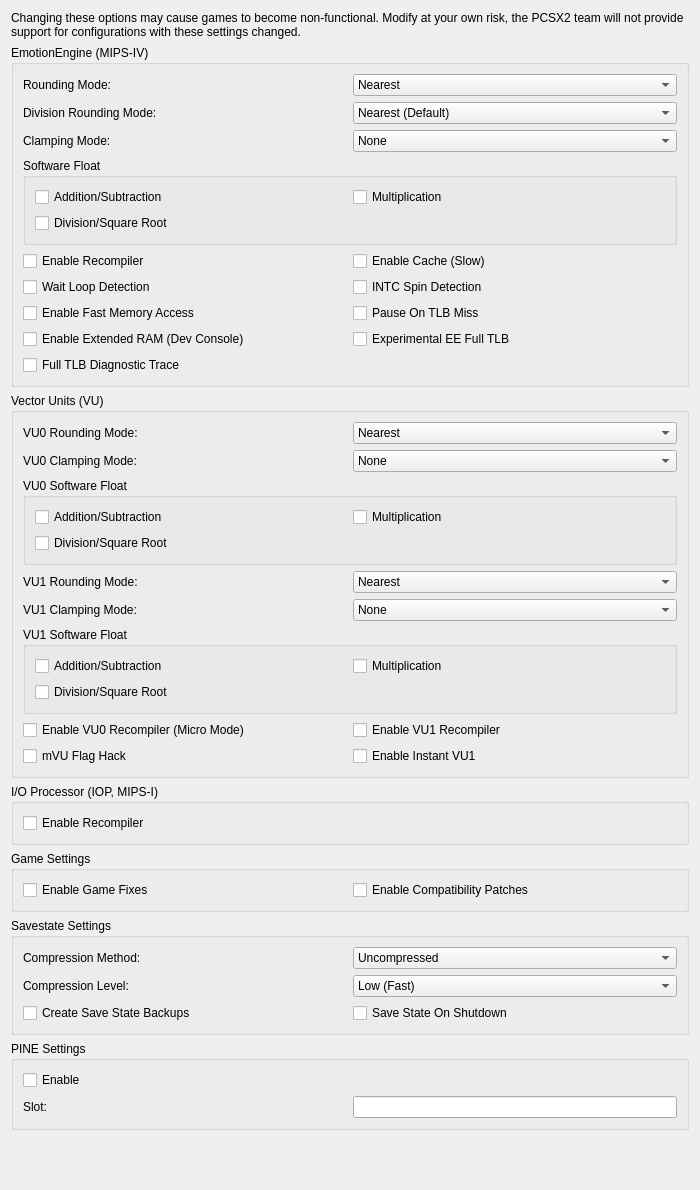
This is pcsx2-qt/Settings/AdvancedSettingsWidget.ui in maekawa-mugi/pcsx2-basement as Qt 5 draws it before an edit. The edited form follows.
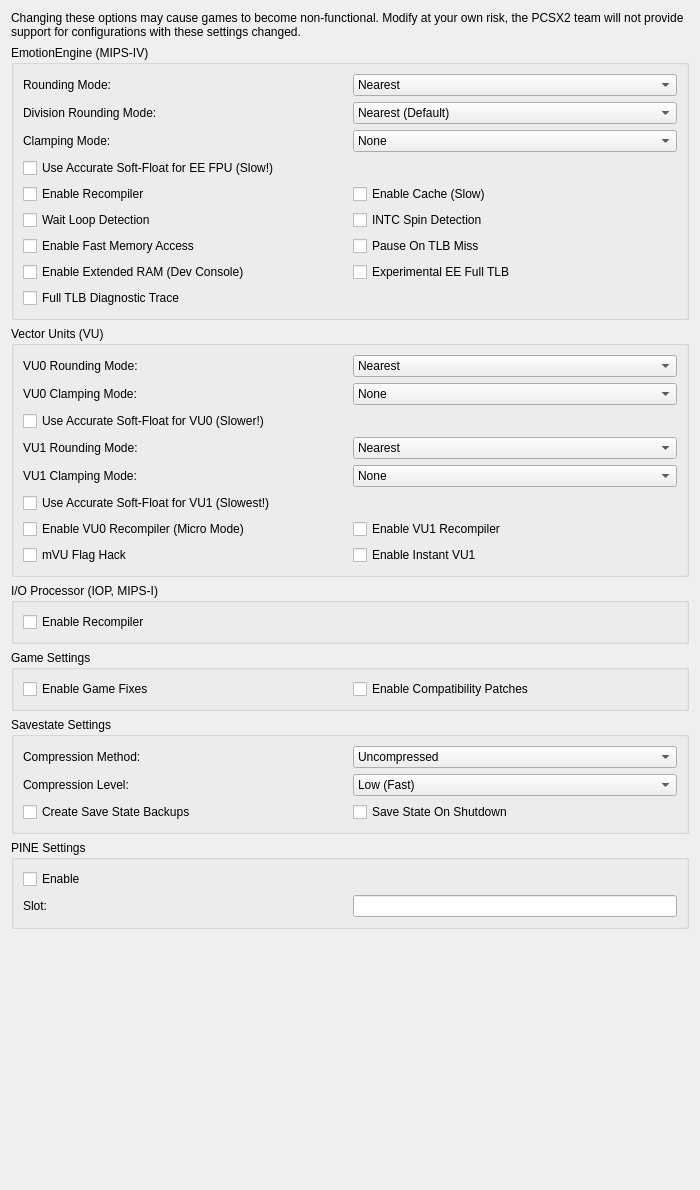
This is the edited form.

Commit message: SoftFloat: add exact recompilers and port flag fixes

```diff
--- a/pcsx2-qt/Settings/AdvancedSettingsWidget.ui
+++ b/pcsx2-qt/Settings/AdvancedSettingsWidget.ui
@@ -197,33 +197,10 @@
        </layout>
       </item>
       <item row="3" column="0" colspan="2">
-       <widget class="QGroupBox" name="eeSoftFloat">
-        <property name="title">
-         <string>Software Float</string>
+       <widget class="QCheckBox" name="eeSoftFloat">
+        <property name="text">
+         <string>Use Accurate Soft-Float for EE FPU (Slow!)</string>
         </property>
-        <layout class="QGridLayout" name="gridLayout_4">
-         <item row="0" column="1">
-          <widget class="QCheckBox" name="eeSoftMul">
-           <property name="text">
-            <string>Multiplication</string>
-           </property>
-          </widget>
-         </item>
-         <item row="0" column="0">
-          <widget class="QCheckBox" name="eeSoftAddSub">
-           <property name="text">
-            <string>Addition/Subtraction</string>
-           </property>
-          </widget>
-         </item>
-         <item row="1" column="0">
-          <widget class="QCheckBox" name="eeSoftDivSqrt">
-           <property name="text">
-            <string>Division/Square Root</string>
-           </property>
-          </widget>
-         </item>
-        </layout>
        </widget>
       </item>
      </layout>
@@ -270,63 +247,17 @@
        </widget>
       </item>
       <item row="5" column="0" colspan="2">
-       <widget class="QGroupBox" name="vu1SoftFloat">
-        <property name="title">
-         <string>VU1 Software Float</string>
+       <widget class="QCheckBox" name="vu1SoftFloat">
+        <property name="text">
+         <string>Use Accurate Soft-Float for VU1 (Slowest!)</string>
         </property>
-        <layout class="QGridLayout" name="gridLayout_8">
-         <item row="0" column="1">
-          <widget class="QCheckBox" name="vu1SoftMul">
-           <property name="text">
-            <string>Multiplication</string>
-           </property>
-          </widget>
-         </item>
-         <item row="0" column="0">
-          <widget class="QCheckBox" name="vu1SoftAddSub">
-           <property name="text">
-            <string>Addition/Subtraction</string>
-           </property>
-          </widget>
-         </item>
-         <item row="1" column="0">
-          <widget class="QCheckBox" name="vu1SoftDivSqrt">
-           <property name="text">
-            <string>Division/Square Root</string>
-           </property>
-          </widget>
-         </item>
-        </layout>
        </widget>
       </item>
       <item row="2" column="0" colspan="2">
-       <widget class="QGroupBox" name="vu0SoftFloat">
-        <property name="title">
-         <string>VU0 Software Float</string>
+       <widget class="QCheckBox" name="vu0SoftFloat">
+        <property name="text">
+         <string>Use Accurate Soft-Float for VU0 (Slower!)</string>
         </property>
-        <layout class="QGridLayout" name="gridLayout_6">
-         <item row="0" column="1">
-          <widget class="QCheckBox" name="vu0SoftMul">
-           <property name="text">
-            <string>Multiplication</string>
-           </property>
-          </widget>
-         </item>
-         <item row="0" column="0">
-          <widget class="QCheckBox" name="vu0SoftAddSub">
-           <property name="text">
-            <string>Addition/Subtraction</string>
-           </property>
-          </widget>
-         </item>
-         <item row="1" column="0">
-          <widget class="QCheckBox" name="vu0SoftDivSqrt">
-           <property name="text">
-            <string>Division/Square Root</string>
-           </property>
-          </widget>
-         </item>
-        </layout>
        </widget>
       </item>
       <item row="6" column="0" colspan="2">
```
The commit also changes 60 other files.
